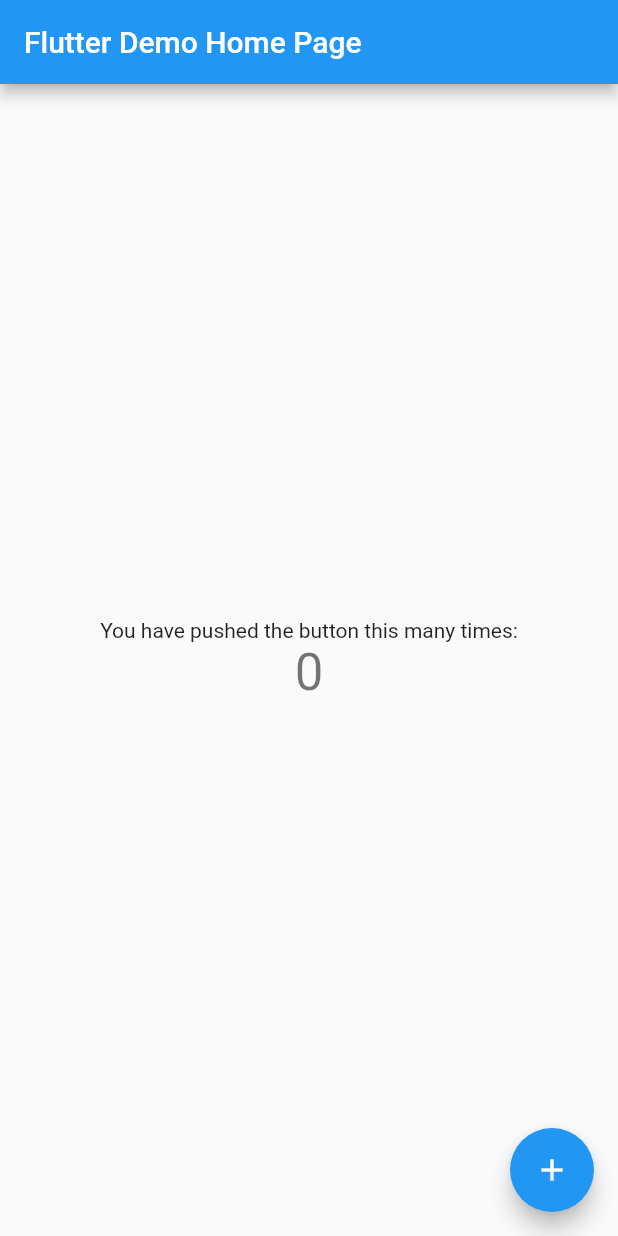
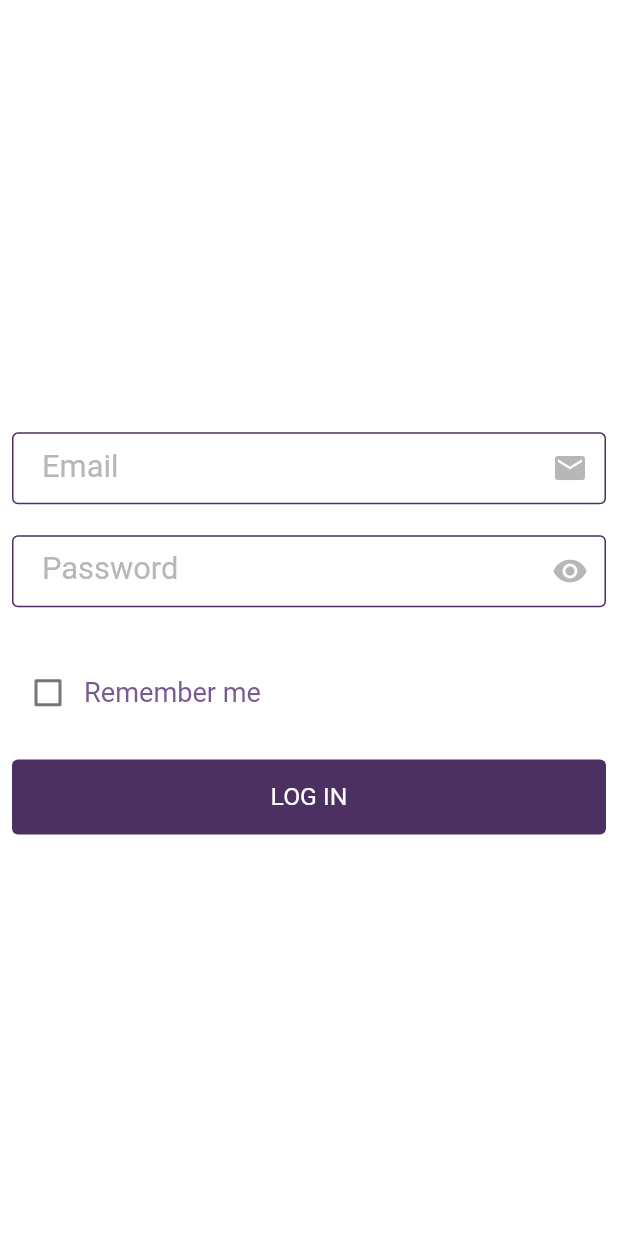
Before and after one commit to hemanta-rijal/murarkey-app, a Flutter app: the screen it shows after launch, on a phone screen of 412 x 824 dp. Run offline on Flutter 3.47's test engine with Material 2 defaults, Android fonts, the phone set to English and light mode, and no system bars; statements that could not run were skipped.

Commit message:
Login UI completed.

```diff
--- /dev/null
+++ b/murarkey_app/lib/custom_views/CheckBoxWidget.dart
@@ -0,0 +1,93 @@
+
+
+/*
+* Created by Suman Neupane
+* */
+import 'package:murarkey_app/custom_views/FlatStatefulButton.dart';
+import 'package:murarkey_app/utils/Imports.dart';
+
+class CheckboxWidget extends StatefulWidget {
+  final String text;
+  final double fontSize;
+  final Color textColor;
+  final Color backgroundColor;
+  final EdgeInsetsGeometry margin;
+  final FontWeight fontWeight;
+  final TextStyle textStyle;
+  final EdgeInsetsGeometry padding;
+  final Function onValueChange;
+  final Size screenSize;
+  bool value;
+
+  CheckboxWidget({
+    Key key,
+    this.text,
+    this.fontSize,
+    this.textColor,
+    this.backgroundColor,
+    this.fontWeight,
+    this.textStyle,
+    this.margin,
+    this.padding,
+    this.onValueChange,
+    this.screenSize,
+    bool value
+  }): super(key: key){
+    this.value = value == null? false: value;
+  }
+
+  @override
+  _CheckboxWidgetState createState() => _CheckboxWidgetState();
+}
+
+class _CheckboxWidgetState extends State<CheckboxWidget> {
+  setStyle() {
+    return widget.textStyle != null
+        ? widget.textStyle
+        : TextStyle(
+        color: widget.textColor,
+        fontSize: widget.fontSize,
+        fontWeight: setFontWeight());
+  }
+
+  setBackground() {
+    return widget.backgroundColor != null ? widget.backgroundColor : AppConstants.appColor.whiteColor;
+  }
+
+  setPadding() {
+    return widget.padding != null ? widget.padding : null;
+  }
+
+  setMargin() {
+    return widget.margin != null ? widget.margin : null;
+  }
+
+  setFontWeight() {
+    return widget.fontWeight != null ? widget.fontWeight : FontWeight.normal;
+  }
+
+  setFontSize() {
+    return widget.fontSize != null ? widget.fontSize : SizeConfig.textMultiplier * 1.6;
+  }
+
+  @override
+  Widget build(BuildContext context) {
+    return Container(
+        margin: setMargin(),
+        padding: setPadding(),
+        child: new Row(
+          children: <Widget>[
+            new Checkbox(
+                value: widget.value,
+                onChanged: (bool value) {
+                  widget.onValueChange.call(value);
+                }),
+            Text(
+                widget.text,
+                style: setStyle(),
+            )
+          ],
+        )
+    );
+  }
+}
--- /dev/null
+++ b/murarkey_app/lib/custom_views/EditText.dart
@@ -0,0 +1,113 @@
+import 'package:murarkey_app/utils/Imports.dart';
+
+/*
+* Created by Suman Neupane
+* */
+
+class EditText extends StatefulWidget {
+  final String text;
+  final double fontSize;
+  final Color textColor;
+  final EdgeInsetsGeometry margin;
+  final FontWeight fontWeight;
+  final TextStyle textStyle;
+  final TextEditingController controller;
+  final IconData icon;
+  final TextInputType keyboardType;
+  final InputDecoration decoration;
+  FocusNode focusNode;
+  bool obscureText;
+
+  EditText({
+    Key key,
+    this.text,
+    this.fontSize,
+    this.textColor,
+    this.fontWeight,
+    this.textStyle,
+    this.margin,
+    this.controller,
+    this.keyboardType,
+    this.icon,
+    this.decoration,
+    FocusNode focusNode,
+    bool obscureText
+  }) : super(key: key) {
+    this.focusNode = focusNode;
+    this.obscureText = obscureText == null? false: obscureText;
+  }
+
+  @override
+  _EditTextState createState() => _EditTextState();
+}
+
+class _EditTextState extends State<EditText> {
+
+  setStyle() {
+    return widget.textStyle != null
+        ? widget.textStyle
+        : TextStyle(
+        color: widget.textColor,
+        fontSize: widget.fontSize != null? widget.fontSize: SizeConfig.textMultiplier * 2.5,
+        fontWeight: setFontWeight());
+  }
+
+  setMargin() {
+    return widget.margin != null ? widget.margin : null;
+  }
+
+  setFontWeight() {
+    return widget.fontWeight != null ? widget.fontWeight : FontWeight.normal;
+  }
+
+  setDecoration() {
+    return widget.decoration != null ? widget.decoration : _fieldDecoration(icon: widget.icon, label: widget.text);
+  }
+
+  // Decoration theme
+  InputDecoration _fieldDecoration(
+      {@required String label, @required IconData icon}) =>
+      InputDecoration(
+        enabledBorder: OutlineInputBorder(
+            borderSide: BorderSide(style: BorderStyle.solid, color: AppConstants.appColor.primaryDarkColor)),
+        border: OutlineInputBorder(),
+        filled: true,
+        fillColor: Color.fromRGBO(255, 255, 255, 100.0),
+        contentPadding: EdgeInsets.only(left: 20.0),
+        suffixIcon: IconButton(
+            icon: Icon(
+              icon,
+              color: (label == AppConstants.constants.PASSWORD && ! widget.obscureText)
+                  ? Colors.black
+                  : new Color(0xFFB8B6B6),
+            ),
+            onPressed: () {
+              setState(() {
+                if (label == AppConstants.constants.PASSWORD) {
+                  widget.obscureText = ! widget.obscureText;
+                }
+              });
+            }),
+        // suffixIcon: Icon(icon, color: new Color(0xFFB8B6B6)),
+        labelText: label,
+        labelStyle: TextStyle(color: new Color(0xFFB8B6B6)),
+      );
+
+  @override
+  Widget build(BuildContext context) {
+    return Container(
+        margin: setMargin(),
+        child: TextFormField(
+          focusNode: widget.focusNode,
+          controller: widget.controller,
+          keyboardType: widget.keyboardType,
+          style: setStyle(),
+          maxLines: 1,
+          autocorrect: false,
+          enabled: true,
+          obscureText: widget.obscureText,
+          decoration: setDecoration(),
+        )
+    );
+  }
+}
--- /dev/null
+++ b/murarkey_app/lib/custom_views/FlatStatefulButton.dart
@@ -0,0 +1,86 @@
+
+/*
+* Created by Suman Neupane
+* */
+import 'package:murarkey_app/utils/Imports.dart';
+
+class FlatStatefulButton extends StatefulWidget {
+  final String text;
+  final double fontSize;
+  final Color textColor;
+  final Color backgroundColor;
+  final EdgeInsetsGeometry margin;
+  final FontWeight fontWeight;
+  final TextStyle textStyle;
+  final EdgeInsetsGeometry padding;
+  final Function onPressedCallback;
+
+  FlatStatefulButton({
+    Key key,
+    this.text,
+    this.fontSize,
+    this.textColor,
+    this.backgroundColor,
+    this.fontWeight,
+    this.textStyle,
+    this.margin,
+    this.padding,
+    this.onPressedCallback
+  }): super(key: key);
+
+  @override
+  _FlatStatefulButtonState createState() => _FlatStatefulButtonState();
+}
+
+class _FlatStatefulButtonState extends State<FlatStatefulButton> {
+  setStyle() {
+    return widget.textStyle != null
+        ? widget.textStyle
+        : TextStyle(
+            color: widget.textColor,
+            //backgroundColor: setBackground(),
+            fontSize: widget.fontSize,
+            fontWeight: setFontWeight());
+  }
+
+  setBackground() {
+    return widget.backgroundColor != null ? widget.backgroundColor :  AppConstants.appColor.whiteColor;
+  }
+
+  setPadding() {
+    return widget.padding != null ? widget.padding : null;
+  }
+
+  setMargin() {
+    return widget.margin != null ? widget.margin : null;
+  }
+
+  setFontWeight() {
+    return widget.fontWeight != null ? widget.fontWeight : FontWeight.normal;
+  }
+
+  @override
+  Widget build(BuildContext context) {
+    return Row(
+      children: [
+        Expanded(
+          child: Container(
+            height: 50,
+              margin: setMargin(),
+              child: TextButton(
+                style: ButtonStyle(
+                  backgroundColor:  MaterialStateProperty.all(setBackground()),
+                  padding: MaterialStateProperty.all(setPadding()),
+                ),
+                  onPressed: () {
+                    widget.onPressedCallback.call();
+                  },
+                  child: Text(
+                    widget.text,
+                    style: setStyle(),
+                  ))),
+        ),
+      ],
+    );
+  }
+}
--- a/murarkey_app/lib/main.dart
+++ b/murarkey_app/lib/main.dart
@@ -1,115 +1,18 @@
-import 'package:flutter/material.dart';
+import 'package:murarkey_app/utils/Imports.dart';
+
 
 void main() {
   runApp(MyApp());
 }
 
 class MyApp extends StatelessWidget {
-  // This widget is the root of your application.
+
   @override
   Widget build(BuildContext context) {
     return MaterialApp(
-      title: 'Flutter Demo',
-      theme: ThemeData(
-        // This is the theme of your application.
-        //
-        // Try running your application with "flutter run". You'll see the
-        // application has a blue toolbar. Then, without quitting the app, try
-        // changing the primarySwatch below to Colors.green and then invoke
-        // "hot reload" (press "r" in the console where you ran "flutter run",
-        // or simply save your changes to "hot reload" in a Flutter IDE).
-        // Notice that the counter didn't reset back to zero; the application
-        // is not restarted.
-        primarySwatch: Colors.blue,
-      ),
-      home: MyHomePage(title: 'Flutter Demo Home Page'),
+      title: AppConstants.constants.APP_NAME,
+      theme: AppConstants.appTheme.buildTheme(),
+      home: LoginWidget(),
     );
   }
 }
-
-
-
-class MyHomePage extends StatefulWidget {
-  MyHomePage({Key key, this.title}) : super(key: key);
-
-  // This widget is the home page of your application. It is stateful, meaning
-  // that it has a State object (defined below) that contains fields that affect
-  // how it looks.
-
-  // This class is the configuration for the state. It holds the values (in this
-  // case the title) provided by the parent (in this case the App widget) and
-  // used by the build method of the State. Fields in a Widget subclass are
-  // always marked "final".
-
-  final String title;
-
-  @override
-  _MyHomePageState createState() => _MyHomePageState();
-}
-
-class _MyHomePageState extends State<MyHomePage> {
-  int _counter = 0;
-
-  void _incrementCounter() {
-    setState(() {
-      // This call to setState tells the Flutter framework that something has
-      // changed in this State, which causes it to rerun the build method below
-      // so that the display can reflect the updated values. If we changed
-      // _counter without calling setState(), then the build method would not be
-      // called again, and so nothing would appear to happen.
-      _counter++;
-    });
-  }
-
-  @override
-  Widget build(BuildContext context) {
-    // This method is rerun every time setState is called, for instance as done
-    // by the _incrementCounter method above.
-    //
-    // The Flutter framework has been optimized to make rerunning build methods
-    // fast, so that you can just rebuild anything that needs updating rather
-    // than having to individually change instances of widgets.
-    return Scaffold(
-      appBar: AppBar(
-        // Here we take the value from the MyHomePage object that was created by
-        // the App.build method, and use it to set our appbar title.
-        title: Text(widget.title),
-      ),
-      body: Center(
-        // Center is a layout widget. It takes a single child and positions it
-        // in the middle of the parent.
-        child: Column(
-          // Column is also a layout widget. It takes a list of children and
-          // arranges them vertically. By default, it sizes itself to fit its
-          // children horizontally, and tries to be as tall as its parent.
-          //
-          // Invoke "debug painting" (press "p" in the console, choose the
-          // "Toggle Debug Paint" action from the Flutter Inspector in Android
-          // Studio, or the "Toggle Debug Paint" command in Visual Studio Code)
-          // to see the wireframe for each widget.
-          //
-          // Column has various properties to control how it sizes itself and
-          // how it positions its children. Here we use mainAxisAlignment to
-          // center the children vertically; the main axis here is the vertical
-          // axis because Columns are vertical (the cross axis would be
-          // horizontal).
-          mainAxisAlignment: MainAxisAlignment.center,
-          children: <Widget>[
-            Text(
-              'You have pushed the button this many times:',
-            ),
-            Text(
-              '$_counter',
-              style: Theme.of(context).textTheme.headline4,
-            ),
-          ],
-        ),
-      ),
-      floatingActionButton: FloatingActionButton(
-        onPressed: _incrementCounter,
-        tooltip: 'Increment',
-        child: Icon(Icons.add),
-      ), // This trailing comma makes auto-formatting nicer for build methods.
-    );
-  }
-}
--- /dev/null
+++ b/murarkey_app/lib/themes/AppTheme.dart
@@ -0,0 +1,24 @@
+import 'package:murarkey_app/utils/Imports.dart';
+
+class AppTheme{
+  ThemeData buildTheme() {
+
+    return ThemeData(
+      primarySwatch: Colors.amber,
+      primaryColor: AppConstants.appColor.primaryColor,
+      primaryColorDark: AppConstants.appColor.primaryDarkColor,
+      accentColor: AppConstants.appColor.accentColor,
+
+      hintColor: AppConstants.appColor.textHintColor,
+
+      inputDecorationTheme: InputDecorationTheme(
+        hintStyle: TextStyle(
+          color: AppConstants.appColor.primaryDarkColor,
+        ),
+        labelStyle: TextStyle(
+          color: AppConstants.appColor.primaryLightColor,
+        ),
+      ),
+    );
+  }
+}
--- /dev/null
+++ b/murarkey_app/lib/themes/colors/AppColor.dart
@@ -0,0 +1,21 @@
+import 'package:murarkey_app/utils/Imports.dart';
+
+class AppColor {
+  int get _primaryDarkColor => 0x4c3061;
+
+  final MaterialColor primarySwatchColor =
+      new MaterialColor(0x4c3061, <int, Color>{
+    500:  new Color(0x4c3061).withOpacity(1.0),
+  });
+
+  final Color primaryDarkColor = new Color(0x4c3061).withOpacity(1.0);
+  final Color primaryColor = new Color(0x795a8f).withOpacity(1.0);
+  final Color primaryLightColor = new Color(0xa987bf).withOpacity(1.0);
+
+  final Color accentColor = new Color(0xdbc4a3).withOpacity(1.0);
+  final Color textColor = new Color(0x795a8f).withOpacity(1.0);
+  final Color textHintColor = new Color(0xdbc4a3).withOpacity(1.0);
+
+  final Color blackColor = new Color(0x000000).withOpacity(1.0);
+  final Color whiteColor = new Color(0xFFFFFF).withOpacity(1.0);
+}
--- /dev/null
+++ b/murarkey_app/lib/utils/AppConstants.dart
@@ -0,0 +1,20 @@
+import 'package:murarkey_app/themes/AppTheme.dart';
+import 'package:murarkey_app/themes/colors/AppColor.dart';
+
+class AppConstants{
+  static _Constants get constants => _Constants();
+  static AppColor get appColor => AppColor();
+  static AppTheme get appTheme => AppTheme();
+}
+
+class _Constants {
+  String get APP_NAME => "Murarkey";
+
+  // Login
+  String get EMAIL => "Email";
+  String get PASSWORD => "Password";
+  String get LOG_IN => 'LOG IN';
+  String get FORGET_PASSWORD => "Forgot Password";
+  String get REMEMBER_ME => "Remember me";
+
+}
--- /dev/null
+++ b/murarkey_app/lib/utils/Commons.dart
@@ -0,0 +1,13 @@
+import 'package:flutter/material.dart';
+
+class Commons{
+
+  /*
+  * This method is used to print logs and toast messages
+  * */
+  static void toastMessage(BuildContext context, String message){
+    ScaffoldMessenger.of(context).showSnackBar(SnackBar(content: Text(message)));
+  }
+
+
+}
--- /dev/null
+++ b/murarkey_app/lib/utils/Imports.dart
@@ -0,0 +1,11 @@
+export 'package:flutter/material.dart';
+
+export 'package:murarkey_app/utils/SizeConfig.dart';
+export 'package:murarkey_app/themes/AppTheme.dart';
+export 'package:murarkey_app/themes/colors/AppColor.dart';
+
+
+export 'package:murarkey_app/utils/AppConstants.dart';
+
+//Login
+export 'package:murarkey_app/views/auth/login/LoginWidget.dart';
--- /dev/null
+++ b/murarkey_app/lib/utils/SizeConfig.dart
@@ -0,0 +1,86 @@
+import 'package:flutter/rendering.dart';
+import 'package:flutter/widgets.dart';
+
+class SizeConfig {
+  static double _screenWidth;
+  static double _screenHeight;
+  static double _blockWidth = 0;
+  static double _blockHeight = 0;
+
+  static double textMultiplier;
+  static double imageSizeMultiplier;
+  static double heightMultiplier;
+  static double widthMultiplier;
+  static bool isPortrait = true;
+  static bool isMobilePortrait = false;
+  static var _mediaQueryData;
+
+  static double screenWidth;
+  static var orientation;
+
+  void init(BuildContext context) {
+    _mediaQueryData = MediaQuery.of(context);
+    orientation =  MediaQuery.of(context).orientation;
+
+    if (_mediaQueryData.orientation == Orientation.portrait) {
+      _screenWidth = _mediaQueryData.size.width;
+      _screenHeight = _mediaQueryData.size.height;
+      isPortrait = true;
+      if (_screenWidth < 450) {
+        isMobilePortrait = true;
+      }
+    } else {
+      _screenWidth = _mediaQueryData.size.height;
+      _screenHeight = _mediaQueryData.size.width;
+      isPortrait = false;
+      isMobilePortrait = false;
+    }
+
+    _blockWidth = _screenWidth / 100;
+    _blockHeight = _screenHeight / 100;
+
+    textMultiplier = _blockHeight;
+    imageSizeMultiplier = _blockWidth;
+    heightMultiplier = _blockHeight;
+    widthMultiplier = _blockWidth;
+
+    screenWidth = _screenWidth;
+
+    print(_screenWidth);
+  }
+
+}
+
+
+
+  // class SizeConfig {
+  //   static MediaQueryData _mediaQueryData;
+  //   static double screenWidth;
+  //   static double screenHeight;
+  //   static double blockSizeHorizontal;
+  //   static double blockSizeVertical;
+  //
+  //   static double _safeAreaHorizontal;
+  //   static double _safeAreaVertical;
+  //   static double safeBlockHorizontal;
+  //   static double safeBlockVertical;
+  //
+  //   void init(BuildContext context) {
+  //   _mediaQueryData = MediaQuery.of(context);
+  //   screenWidth = _mediaQueryData.size.width;
+  //   screenHeight = _mediaQueryData.size.height;
+  //   blockSizeHorizontal = screenWidth / 100;
+  //   blockSizeVertical = screenHeight / 100;
+  //
+  //   // space containing appbars and bar which contains wifi and network
+  //   _safeAreaHorizontal = _mediaQueryData.padding.left +
+  //   _mediaQueryData.padding.right;
+  //   _safeAreaVertical = _mediaQueryData.padding.top +
+  //   _mediaQueryData.padding.bottom;
+  //   // substract the unwanted space safeAreaHorizontal
+  //   safeBlockHorizontal = (screenWidth -
+  //   _safeAreaHorizontal) / 100;
+  //   safeBlockVertical = (screenHeight -
+  //   _safeAreaVertical) / 100;
+  //   }
+  //   }
--- /dev/null
+++ b/murarkey_app/lib/utils/Validation.dart
@@ -0,0 +1,23 @@
+import 'package:flutter/material.dart';
+
+class Validation{
+  static final String regex = r'^(([^<>()[\]\\.,;:\s@\"]+(\.[^<>()[\]\\.,;:\s@\"]+)*)|(\".+\"))@((\[[0-9]{1,3}\.[0-9]{1,3}\.[0-9]{1,3}\.[0-9]{1,3}\])|(([a-zA-Z\-0-9]+\.)+[a-zA-Z]{2,}))$';
+  static final String SUCCESS = "SUCCESS";
+
+  bool emailIsValid(String email) => RegExp(regex).hasMatch(email);
+
+  static String validateEmail(String email) {
+    if (email.isEmpty) return 'Please enter your email address';
+    final RegExp nameExp = new RegExp(regex);
+    if (!nameExp.hasMatch(email)) return 'Invalid email address';
+    return SUCCESS;
+  }
+
+  static String validatePassword(String password) {
+    if (password.isEmpty)
+      return 'Please enter your password';
+    else if (password.length < 6)
+      return 'Password is less than 6 chars';
+    return SUCCESS;
+  }
+}
--- /dev/null
+++ b/murarkey_app/lib/views/auth/login/LoginViewModel.dart
@@ -0,0 +1,8 @@
+import 'package:murarkey_app/utils/Imports.dart';
+
+class LoginViewModel {
+  final TextEditingController formEmail = new TextEditingController();
+  final TextEditingController formPassword = new TextEditingController();
+
+  bool rememberME = false;
+}
--- /dev/null
+++ b/murarkey_app/lib/views/auth/login/LoginWidget.dart
@@ -0,0 +1,99 @@
+import 'package:flutter/services.dart';
+import 'package:murarkey_app/custom_views/CheckBoxWidget.dart';
+import 'package:murarkey_app/custom_views/EditText.dart';
+import 'package:murarkey_app/custom_views/FlatStatefulButton.dart';
+import 'package:murarkey_app/utils/Commons.dart';
+import 'package:murarkey_app/utils/Imports.dart';
+import 'package:murarkey_app/utils/Validation.dart';
+import 'package:murarkey_app/views/auth/login/LoginViewModel.dart';
+
+class LoginWidget extends StatefulWidget {
+  final LoginViewModel viewModel = new LoginViewModel();
+
+  @override
+  _LoginWidgetState createState() => _LoginWidgetState();
+}
+
+class _LoginWidgetState extends State<LoginWidget> {
+  @override
+  Widget build(BuildContext context) {
+    final screenSize = MediaQuery.of(context).size;
+    SizeConfig().init(context);
+    SystemChrome.setEnabledSystemUIOverlays ([SystemUiOverlay.bottom, SystemUiOverlay.top]);
+
+    return Scaffold(
+      backgroundColor: AppConstants.appColor.whiteColor,
+      body: Padding(
+        padding: const EdgeInsets.all(8.0),
+        child: Column(
+          mainAxisAlignment: MainAxisAlignment.center,
+          crossAxisAlignment: CrossAxisAlignment.center,
+          children: [
+
+            // Email
+            new EditText(
+              text: "Email",
+              icon: Icons.email,
+              fontSize: SizeConfig.textMultiplier * 2.5,
+              textColor: AppConstants.appColor.textColor,
+              keyboardType: TextInputType.emailAddress,
+              margin: EdgeInsets.only(top: screenSize.width * .05, bottom: screenSize.width * .05),
+              controller: widget.viewModel.formEmail,
+            ),
+
+            //Password
+            new EditText(
+              text: AppConstants.constants.PASSWORD,
+              icon: Icons.remove_red_eye,
+              fontSize: SizeConfig.textMultiplier * 2.5,
+              textColor: AppConstants.appColor.textColor,
+              keyboardType: TextInputType.text,
+              margin: EdgeInsets.only(bottom: screenSize.width * .08),
+              controller: widget.viewModel.formPassword,
+              obscureText: true,
+            ),
+
+            //Remember me
+            CheckboxWidget(
+              text: AppConstants.constants.REMEMBER_ME,
+              value: widget.viewModel.rememberME,
+              onValueChange: (bool value) {
+                setState(() {
+                  widget.viewModel.rememberME = value;
+                });
+              },
+              fontSize: SizeConfig.textMultiplier * 2.2,
+              textColor: AppConstants.appColor.textColor,
+              screenSize: screenSize,
+              margin: EdgeInsets.only(bottom: screenSize.width * .05),
+            ),
+
+            //Log in
+            new FlatStatefulButton(
+              text: AppConstants.constants.LOG_IN,
+              fontSize: SizeConfig.textMultiplier * 2.0,
+              textColor: AppConstants.appColor.whiteColor,
+              padding: EdgeInsets.all(screenSize.width * .02),
+              backgroundColor: AppConstants.appColor.primaryDarkColor,
+              onPressedCallback: () {
+                String emailValidate =
+                Validation.validateEmail(widget.viewModel.formEmail.text.trim());
+                String passwordValid =
+                Validation.validatePassword(widget.viewModel.formPassword.text.trim());
+
+                if (emailValidate != Validation.SUCCESS) {
+                  Commons.toastMessage(context, emailValidate);
+                } else if (passwordValid != Validation.SUCCESS) {
+                  Commons.toastMessage(context, passwordValid);
+                } else {
+                  Commons.toastMessage(context, "Successfully login");
+                  //ShowAlert.saveCredentials(widget, false, _repository);
+                }
+              },
+            ),
+          ],
+        ),
+      ),
+    );
+  }
+}
```
